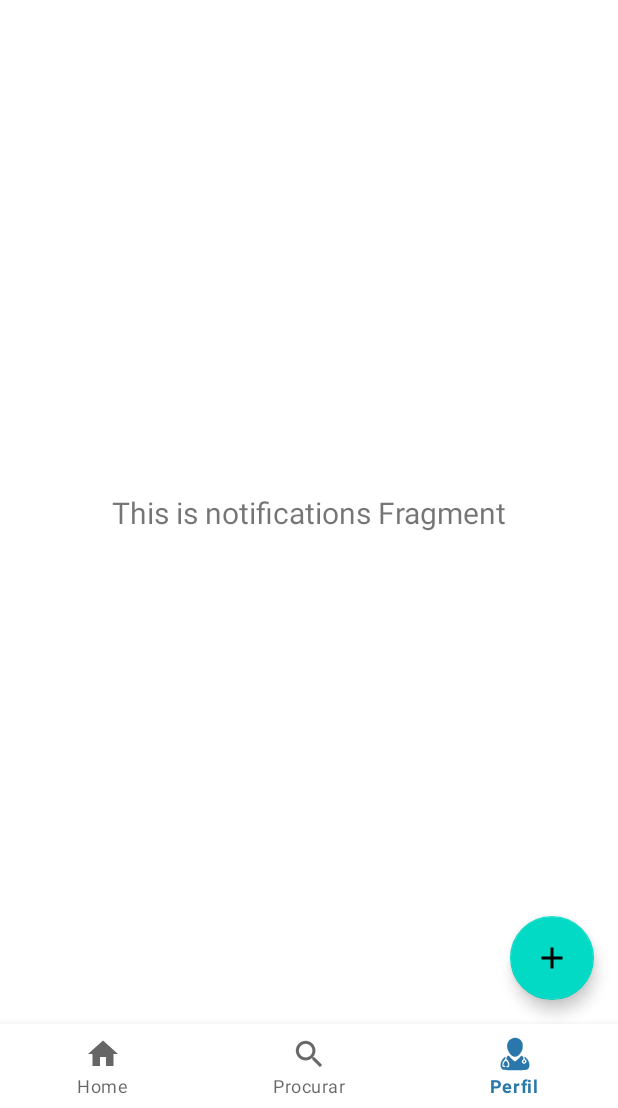
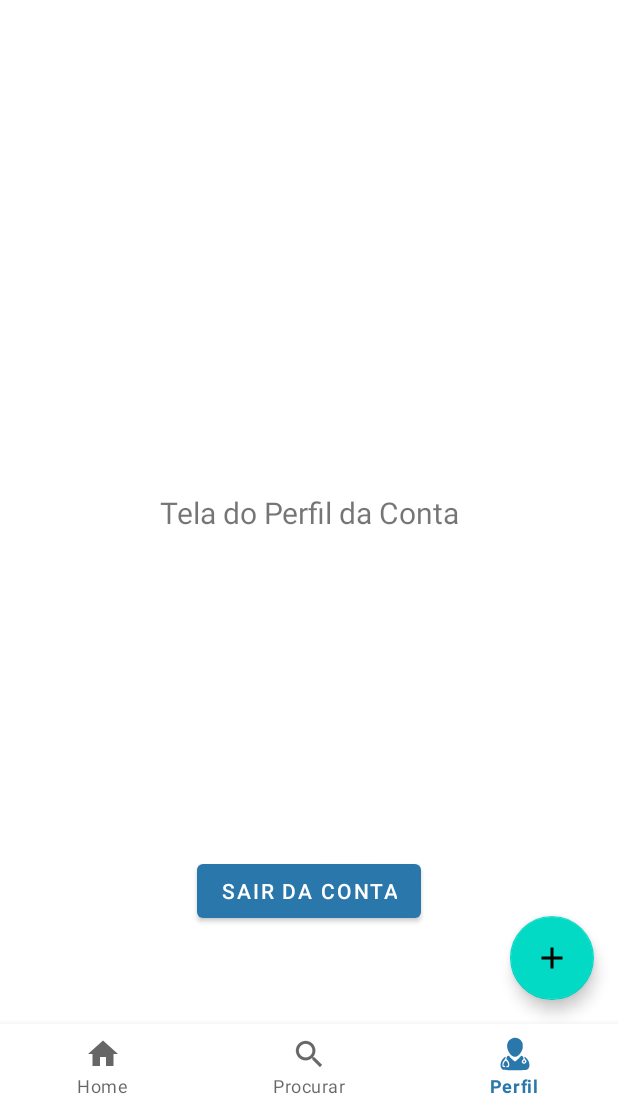
Before and after one commit to Theflashofkills/ClinicaApplication, an Android app: the PerfilFragment screen opened through its navigation route, on a phone screen of 412 x 824 dp, the part 128-1236 px from its top. Run offline under Robolectric (Android 15) with nearby library versions, the phone set to English and light mode, and no system bars; our stand-ins replace Firebase (no records; nobody signed in at launch, a user with empty details on screens opened directly), navigation-ui.

Commit message:
Tela de Esqueceu a Senha feito

```diff
--- a/app/src/main/AndroidManifest.xml
+++ b/app/src/main/AndroidManifest.xml
@@ -31,6 +31,7 @@
     <!-- Telas do app -->
     <activity android:name=".MainActivity" />
     <activity android:name=".CadastroUsuarioActivity" />
+    <activity android:name=".EsqueceuSenhaActivity" />
     <activity android:name=".CadastroExameActivity" />
     <activity android:name=".CadastroPacienteActivity" />
 
--- a/app/src/main/java/com/thiagojunhonma/devhealthy/LoginActivity.kt
+++ b/app/src/main/java/com/thiagojunhonma/devhealthy/LoginActivity.kt
@@ -43,5 +43,11 @@ class LoginActivity : AppCompatActivity() {
                     }
             }
         }
+        // Direciona para a tela de redefinição de senha
+        binding.esqueceuSenha.setOnClickListener {
+            val intent = Intent(this, EsqueceuSenhaActivity::class.java)
+            startActivity(intent)
+        }
+
     }
 }
--- a/app/src/main/java/com/thiagojunhonma/devhealthy/ui/perfil/PerfilFragment.kt
+++ b/app/src/main/java/com/thiagojunhonma/devhealthy/ui/perfil/PerfilFragment.kt
@@ -1,5 +1,6 @@
 package com.thiagojunhonma.devhealthy.ui.perfil
 
+import android.content.Intent
 import android.os.Bundle
 import android.view.LayoutInflater
 import android.view.View
@@ -7,14 +8,13 @@ import android.view.ViewGroup
 import android.widget.TextView
 import androidx.fragment.app.Fragment
 import androidx.lifecycle.ViewModelProvider
+import com.google.firebase.auth.FirebaseAuth
+import com.thiagojunhonma.devhealthy.LoginActivity
 import com.thiagojunhonma.devhealthy.databinding.FragmentPerfilBinding
 
 class PerfilFragment : Fragment() {
 
     private var _binding: FragmentPerfilBinding? = null
-
-    // This property is only valid between onCreateView and
-    // onDestroyView.
     private val binding get() = _binding!!
 
     override fun onCreateView(
@@ -22,16 +22,24 @@ class PerfilFragment : Fragment() {
         container: ViewGroup?,
         savedInstanceState: Bundle?
     ): View {
-        val notificationsViewModel =
-            ViewModelProvider(this).get(PerfilViewModel::class.java)
-
+        val perfilViewModel = ViewModelProvider(this).get(PerfilViewModel::class.java)
         _binding = FragmentPerfilBinding.inflate(inflater, container, false)
         val root: View = binding.root
 
+        // Exibir texto (opcional)
         val textView: TextView = binding.textNotifications
-        notificationsViewModel.text.observe(viewLifecycleOwner) {
+        perfilViewModel.text.observe(viewLifecycleOwner) {
             textView.text = it
         }
+
+        // Ação do botão "Sair da Conta"
+        binding.sairConta.setOnClickListener {
+            FirebaseAuth.getInstance().signOut() // Faz logout do Firebase
+            val intent = Intent(requireContext(), LoginActivity::class.java)
+            intent.flags = Intent.FLAG_ACTIVITY_NEW_TASK or Intent.FLAG_ACTIVITY_CLEAR_TASK
+            startActivity(intent)
+        }
+
         return root
     }
 
--- a/app/src/main/java/com/thiagojunhonma/devhealthy/ui/perfil/PerfilViewModel.kt
+++ b/app/src/main/java/com/thiagojunhonma/devhealthy/ui/perfil/PerfilViewModel.kt
@@ -7,7 +7,7 @@ import androidx.lifecycle.ViewModel
 class PerfilViewModel : ViewModel() {
 
     private val _text = MutableLiveData<String>().apply {
-        value = "This is notifications Fragment"
+        value = "Tela do Perfil da Conta"
     }
     val text: LiveData<String> = _text
 }
--- a/app/src/main/res/layout/fragment_perfil.xml
+++ b/app/src/main/res/layout/fragment_perfil.xml
@@ -21,4 +21,15 @@
         app:layout_constraintStart_toStartOf="parent"
         app:layout_constraintTop_toTopOf="parent"
         app:layout_constraintVertical_bias="0.494" />
+
+    <Button
+        android:id="@+id/sair_conta"
+        android:layout_width="wrap_content"
+        android:layout_height="wrap_content"
+        android:layout_marginTop="150dp"
+        android:text="Sair da Conta"
+        app:layout_constraintBottom_toBottomOf="parent"
+        app:layout_constraintEnd_toEndOf="parent"
+        app:layout_constraintStart_toStartOf="parent"
+        app:layout_constraintTop_toBottomOf="@+id/text_notifications" />
 </androidx.constraintlayout.widget.ConstraintLayout>
```
Also changed, not shown: app/src/main/java/com/thiagojunhonma/devhealthy/EsqueceuSenhaActivity.kt (added, +50 -0 lines), app/src/main/res/layout/esqueci_senha.xml (added, +60 -0 lines).
